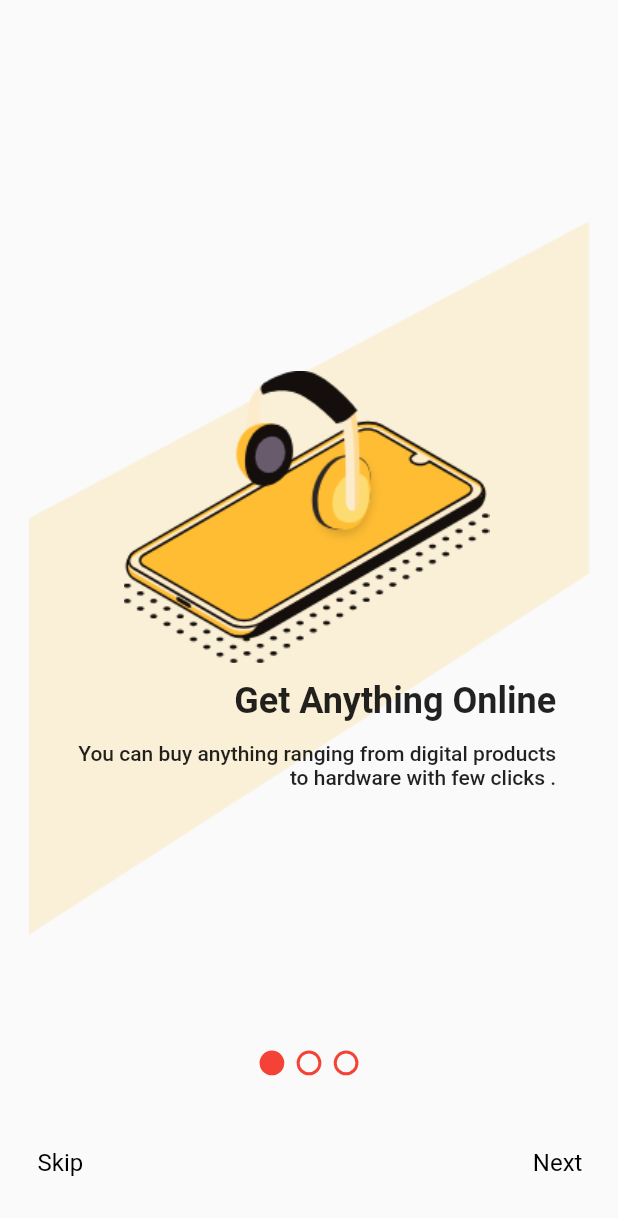
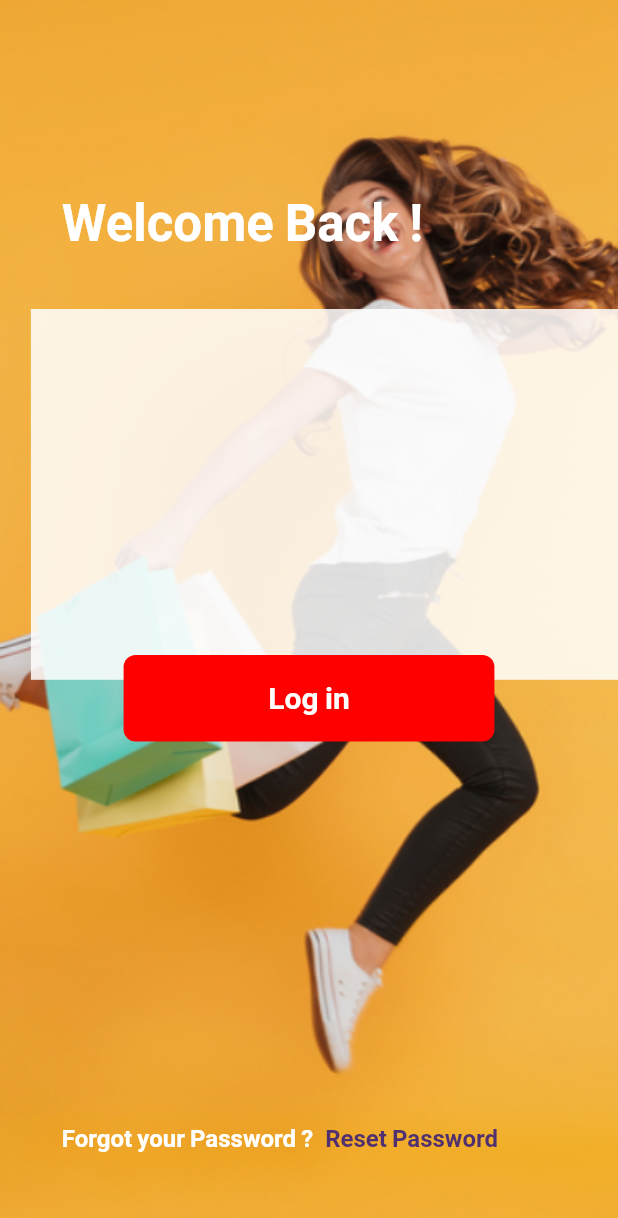
Before and after one commit to PrabeshPP/my_shop, a Flutter app: the screen it shows after launch, on a phone screen of 412 x 824 dp. Shown: the top 1218 px of the screen. Run offline on Flutter 3.47's test engine with Material 2 defaults, Android fonts, the phone set to English and light mode, and no system bars; our stand-ins replace bloc, flutter_bloc, google_fonts; Roboto replaces fonts that are missing (GoogleFonts.poppins().fontFamily).

Commit message:
login Page

```diff
--- a/lib/main.dart
+++ b/lib/main.dart
@@ -2,6 +2,7 @@ import 'package:flutter/material.dart';
 import 'package:flutter_bloc/flutter_bloc.dart';
 import 'package:my_shop/utils/theme.dart';
 import 'package:my_shop/view_model/cubit/page_cubit.dart';
+import 'package:my_shop/views/login/register.dart';
 import 'package:my_shop/views/onboarding_page.dart';
 
 void main() {
@@ -19,7 +20,7 @@ class MyApp extends StatelessWidget {
       debugShowCheckedModeBanner: false,
       home:  BlocProvider<PageCubit>(
         create: (context) => PageCubit(),
-        child:const  OnBoardinPage(),
+        child:RegisterPage(),
       ),
       themeMode: ThemeMode.light,
       theme: MyAppTheme.lightTheme(),
--- /dev/null
+++ b/lib/views/login/register.dart
@@ -0,0 +1,110 @@
+import 'dart:ui';
+
+import 'package:flutter/cupertino.dart';
+import 'package:flutter/material.dart';
+import 'package:flutter/src/foundation/key.dart';
+import 'package:flutter/src/widgets/framework.dart';
+import 'package:google_fonts/google_fonts.dart';
+
+class RegisterPage extends StatelessWidget {
+  const RegisterPage({Key? key}) : super(key: key);
+
+  @override
+  Widget build(BuildContext context) {
+    Size size = MediaQuery.of(context).size;
+    String fontFam = "GoogleFonts.poppins().fontFamily";
+    return Scaffold(
+      extendBodyBehindAppBar: true,
+      extendBody: true,
+      appBar: PreferredSize(
+        preferredSize: const Size.fromHeight(0.0),
+        child: AppBar(
+          elevation: 0.0,
+          backgroundColor: Colors.transparent,
+        ),
+      ),
+      body: Stack(
+        children: [
+          SizedBox(
+            height: size.height,
+            width: size.width,
+            child: Image.asset(
+              "assets/background.jpg",
+              fit: BoxFit.fill,
+              colorBlendMode: BlendMode.luminosity,
+              color: const Color.fromARGB(22, 110, 75, 0),
+            ),
+          ),
+          Positioned(
+            left: size.width * 0.1,
+            top: size.height * 0.15,
+            child: FittedBox(
+                child: Text(
+              "Welcome Back !",
+              style: Theme.of(context).textTheme.headline4!.copyWith(
+                    color: Colors.white,
+                    fontWeight: FontWeight.bold,
+                    fontFamily: fontFam,
+                  ),
+            )),
+          ),
+          Positioned(
+            top: size.height * 0.25,
+            left: size.width * 0.05,
+            child: Container(
+              height: size.height * 0.3,
+              width: size.width * 0.95,
+              color: Colors.white.withOpacity(0.85),
+            ),
+          ),
+          Positioned(
+            top: size.height * 0.53,
+            left: size.width * 0.2,
+            child: Container(
+              height: size.height * 0.07,
+              width: size.width * 0.6,
+              decoration: BoxDecoration(
+                  color: const Color.fromARGB(255, 255, 0, 0),
+                  borderRadius: BorderRadius.circular(8.0)),
+              child: Center(
+                child: Text(
+                  "Log in",
+                  style: Theme.of(context).textTheme.headline6!.copyWith(
+                      fontWeight: FontWeight.bold,
+                      color: Colors.white,
+                      fontFamily: fontFam),
+                ),
+              ),
+            ),
+          ),
+          Positioned(
+              bottom: size.height * 0.05,
+              left: size.width * 0.1,
+              child: Row(
+                children: [
+                  Text(
+                    "Forgot your Password ?",
+                    style: Theme.of(context).textTheme.titleMedium!.copyWith(
+                        color: Colors.white,
+                        fontWeight: FontWeight.bold,
+                        fontFamily: fontFam),
+                  ),
+                  TextButton(
+                      onPressed: () {},
+                      child: Text(
+                        "Reset Password",
+                        style: Theme.of(context)
+                            .textTheme
+                            .titleMedium!
+                            .copyWith(
+                                color: const Color.fromARGB(255, 80, 48, 110),
+                                fontWeight: FontWeight.bold,
+                                fontFamily: fontFam),
+                      ))
+                ],
+              ))
+        ],
+      ),
+    );
+  }
+}
--- a/pubspec.yaml
+++ b/pubspec.yaml
@@ -37,6 +37,7 @@ dependencies:
   flutter_bloc: ^8.0.1
   equatable: ^2.0.3
   bloc: ^8.0.3
+  google_fonts: ^3.0.1
 
 dev_dependencies:
   flutter_test:
```
Also changed, not shown: pubspec.lock, 1 other file.
